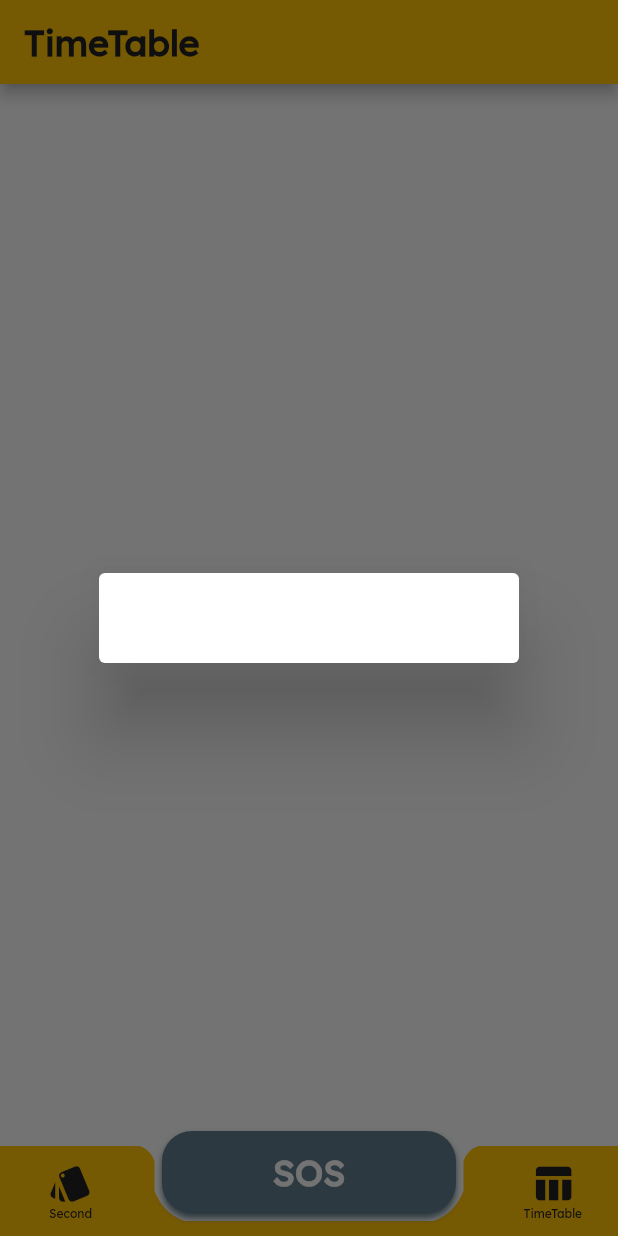
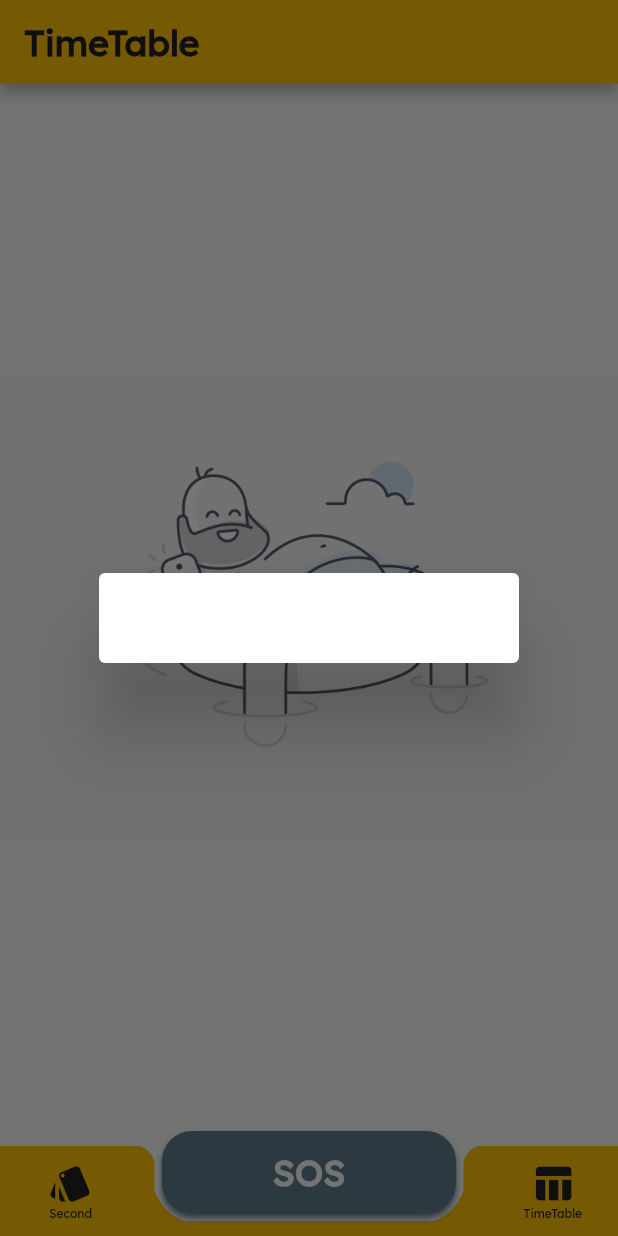
Before and after one commit to nowmozillaclub/eldersconnect-senior, a Flutter app: the TimeTablePage screen opened directly, after a tap on "SOS", on a phone screen of 412 x 824 dp. Run offline on Flutter 3.47's test engine with Material 2 defaults, Android fonts, the phone set to English and light mode, and no system bars; our stand-ins replace cached_network_image, cloud_firestore, firebase_auth, google_sign_in, qr_flutter, shared_preferences; missing offline and left inert: flutter_auth_buttons; accounts and stored records are empty.

Commit message:
timetable functionality

```diff
--- a/lib/commons/pop_up_questions.dart
+++ b/lib/commons/pop_up_questions.dart
@@ -1,7 +1,7 @@
 import 'dart:math';
 import 'package:ec_senior/commons/pop_up_decor.dart';
 import 'package:ec_senior/models/question.dart';
-import 'package:ec_senior/services/questionnaire.dart';
+import 'package:ec_senior/services/questionnaire_provider.dart';
 import 'package:ec_senior/utils/colors.dart';
 import 'package:flutter/cupertino.dart';
 import 'package:flutter/material.dart';
--- a/lib/main.dart
+++ b/lib/main.dart
@@ -1,5 +1,5 @@
 import 'package:ec_senior/services/auth_service.dart';
-import 'package:ec_senior/services/questionnaire.dart';
+import 'package:ec_senior/services/questionnaire_provider.dart';
 import 'package:ec_senior/services/time_table_provider.dart';
 import 'package:ec_senior/utils/colors.dart';
 import 'package:ec_senior/utils/first_page.dart';
@@ -15,10 +15,11 @@ class MyApp extends StatelessWidget {
       providers:  [
         ChangeNotifierProvider(create: (context) => AuthService()),
         ChangeNotifierProxyProvider<AuthService, TimeTableProvider>(
-          create: (context) => TimeTableProvider(user: null),
+          create: (context) {
+            return TimeTableProvider.toLoad(null);
+          },
           update: (context, value, prev) {
-            print(value.user == null);
-            return TimeTableProvider(user: value.user);
+            return TimeTableProvider.toLoad(value.user);
           },
         ),
         ChangeNotifierProxyProvider<AuthService, Questionnaire>(
--- a/lib/pages/home_page.dart
+++ b/lib/pages/home_page.dart
@@ -5,7 +5,7 @@ import 'package:ec_senior/commons/custom_tile.dart';
 import 'package:ec_senior/commons/pop_up_questions.dart';
 import 'package:ec_senior/pages/account_detail_page.dart';
 import 'package:ec_senior/services/auth_service.dart';
-import 'package:ec_senior/services/questionnaire.dart';
+import 'package:ec_senior/services/questionnaire_provider.dart';
 import 'package:ec_senior/utils/colors.dart';
 import 'package:ec_senior/utils/text_styles.dart';
 import 'package:flutter/cupertino.dart';
--- a/lib/pages/timetable_page.dart
+++ b/lib/pages/timetable_page.dart
@@ -10,12 +10,9 @@ class TimeTablePage extends StatefulWidget {
 }
 
 class _TimeTablePageState extends State<TimeTablePage> {
+
   @override
   Widget build(BuildContext context) {
-
-    TimeTableProvider _timeTableProvider = Provider.of<TimeTableProvider>(context);
-    print(_timeTableProvider.timetable.length);
-
     return WillPopScope(
       onWillPop: () async {
         setState(() {
@@ -27,37 +24,33 @@ class _TimeTablePageState extends State<TimeTablePage> {
         appBar: AppBar(
           title: Text('TimeTable', style: MyTextStyles.heading,),
         ),
-        body: CustomScrollView(
-          slivers: <Widget>[
-            Builder(
-              builder: (context) {
-                if(_timeTableProvider.timetable.length == 0)
-                  return SliverToBoxAdapter(
-                    child: Container(
+        body: Consumer<TimeTableProvider>(
+          builder: (context, _timeTableProvider, child) {
+            if (_timeTableProvider.timetable.length == 0)
+              return Container(
+                width: MediaQuery.of(context).size.width,
                 decoration: BoxDecoration(
                     image: DecorationImage(
-                              image: AssetImage('assets/frame_101_delay-0.03s.png'),
-                              fit: BoxFit.cover
+                        image: AssetImage('assets/graphics/empty_list_bg.png'),
+                        fit: BoxFit.contain
                     )
-                      ),
                 ),
               );
             else {
               var _currTimetable = _timeTableProvider.timetable;
-                  return SliverList(
-                    delegate: SliverChildBuilderDelegate(
-                          (context, index) {
               return Container(
-                          child: Text('${_currTimetable[index].title}', style: MyTextStyles.title,),
+                height: MediaQuery.of(context).size.height - 100,
+                child: ListView.builder(
+                            itemBuilder: (context, index) {
+                              return ListTile(
+                                title: Text('${_currTimetable[index].title}'),
                               );
                             },
-                      childCount: _timeTableProvider.timetable.length,
+                  itemCount: _timeTableProvider.timetable.length,
                         ),
               );
             }
           },
-            ),
-          ],
         ),
         bottomNavigationBar: BottomNavBar(currentSelected: currentSelectedNavBar),
       ),
--- a/lib/services/auth_service.dart
+++ b/lib/services/auth_service.dart
@@ -80,6 +80,7 @@ class AuthService extends ChangeNotifier{
         'connectedToPhone': null,
         'timetableId': null,
         'quesLastUpdatedAt': null,
+        'timetableLastUpdatedAt': null,
       });
 
       userInfo = User(
--- a/lib/services/questionnaire.dart
+++ b/lib/services/questionnaire_provider.dart
@@ -22,7 +22,7 @@ class Questionnaire extends ChangeNotifier{
 
   Future<void> getQuestionnaire() async{
     DocumentSnapshot userDoc = await _firestore.collection('seniors').document(user.uid).get();
-    if(userDoc.data['quesLastUpdatedAt'] != DateTime.now().weekday)
+    if(userDoc.data['quesLastUpdatedAt'] != DateTime.now().day)
       await createTodaysQuestionnaire();
     questionsAndOptions = [];
     QuerySnapshot quesDocs = await _firestore.collection('seniors').document(user.uid).collection('todaysQuestions').getDocuments();
@@ -49,7 +49,7 @@ class Questionnaire extends ChangeNotifier{
         'options': doc.data['options']
       });
     });
-    await _firestore.collection('seniors').document(user.uid).updateData({'quesLastUpdatedAt': DateTime.now().weekday});
+    await _firestore.collection('seniors').document(user.uid).updateData({'quesLastUpdatedAt': DateTime.now().day});
   }
 
   Future<void> addToReports(String question , String answer) async {
--- a/lib/services/time_table_provider.dart
+++ b/lib/services/time_table_provider.dart
@@ -2,34 +2,54 @@ import 'package:cloud_firestore/cloud_firestore.dart';
 import 'package:ec_senior/models/time_table_item.dart';
 import 'package:ec_senior/models/user.dart';
 import 'package:flutter/cupertino.dart';
+import 'package:intl/intl.dart';
 
 class TimeTableProvider extends ChangeNotifier{
-  final User user;
+  static User userInfo;
   final Firestore _firestore = Firestore.instance;
   static List<TimeTableItem> _timetableList = [];
 
-  List<TimeTableItem> get timetable => _timetableList;
-
-  TimeTableProvider({@required this.user}) {
-    print('constructor called');
-    print(this.user==null); //Not null till here
+  TimeTableProvider.toLoad(User u) {
+    userInfo = u;
     getTimeTable();
   }
 
+  TimeTableProvider();
+
+  List<TimeTableItem> get timetable => _timetableList;
+
+  set user(User u) {
+    userInfo = u;
+  }
+
+  User get user => userInfo;
+
   Future<void> getTimeTable() async {
-    if(user.timetableId!= null) { //error on this line
-      DocumentSnapshot timetableDoc = await _firestore.collection('timetable').document(user.timetableId).get();
-      List<dynamic> currTimetable = timetableDoc.data['timetable'];
-      currTimetable.forEach((element) {
+    if(user != null) {
+      if(user.timetableId == null) {
+        return;
+      }
+      DocumentSnapshot userDoc = await _firestore.collection('seniors').document(user.uid).get();
+      DocumentSnapshot ttbDoc = await _firestore.collection('timetable').document(user.timetableId).get();
+      var updateTime = DateFormat('kk:mm-d').parse(userDoc.data['timetableLastUpdatedAt']);
+      var ttUpdateTime = DateFormat('kk:mm').parse(ttbDoc.data['timestamp']);
+      if( updateTime.day != DateTime.now().day)
+        await createTodaysTimetable();
+      else if( updateTime.hour < ttUpdateTime.hour || updateTime.minute < ttUpdateTime.minute )
+        await createTodaysTimetable();
+      _timetableList = [];
+      QuerySnapshot ttDocs = await _firestore.collection('seniors').document(user.uid).collection('todaysTimetable').getDocuments();
+      ttDocs.documents.forEach((element) {
         var item = new TimeTableItem(
-            title: element['title'],
-            time: element['time'],
-            completed: element['completed'],
-            days: element['days']
+          title: element.documentID,
+          time: element['time'],
+          completed: element['completed'],
+          days: element['days'],
         );
         _timetableList.add(item);
       });
     }
+    notifyListeners();
   }
 
   Future<int> markAsCompleted(int index) async {
@@ -54,10 +74,37 @@ class TimeTableProvider extends ChangeNotifier{
       await _firestore.collection('timetable')
           .document(user.timetableId)
           .updateData({'timetable': newTimetable});
+      notifyListeners();
       return 0;
     }
     catch(err) {
+      notifyListeners();
       return 1;
     }
   }
+
+  Future<void> createTodaysTimetable() async {
+    DocumentSnapshot doc = await _firestore.collection('timetable').document(userInfo.timetableId).get();
+    List<dynamic> timetable = doc.data['timetable'];
+    int day = DateTime.now().weekday;
+    QuerySnapshot oldtt = await _firestore.collection('seniors').document(userInfo.uid).collection('todaysTimetable').getDocuments();
+    if( oldtt.documents.length != 0) {
+      var batch = _firestore.batch();
+      oldtt.documents.forEach((element) {
+        DocumentReference docRef = element.reference;
+        batch.delete(docRef);
+      });
+      batch.commit();
+    }
+    timetable.forEach((element) {
+      List<dynamic> days = element['days'];
+      if(days.indexOf(day) != -1)
+        _firestore.collection('seniors').document(userInfo.uid).collection('todaysTimetable').document(element['title']).setData({
+          'time': element['time'],
+          'days': element['days'],
+          'completed': false,
+        });
+    });
+    _firestore.collection('seniors').document(userInfo.uid).updateData({'timetableLastUpdatedAt': '${DateTime.now().hour}:${DateTime.now().minute}-${DateTime.now().day}'});
+  }
 }
--- a/pubspec.yaml
+++ b/pubspec.yaml
@@ -20,6 +20,7 @@ dependencies:
   shared_preferences: ^0.5.6+3
   provider: ^4.0.4
   url_launcher: ^5.0.2
+  intl: ^0.16.1
 
 dev_dependencies:
   flutter_test:
```
Also changed, not shown: assets/graphics/empty_list_bg.png (renamed from assets/graphics/frame_101_delay-0.03s.png), pubspec.lock, 1 other file. Lines whose indentation alone changed are shown as unchanged.
